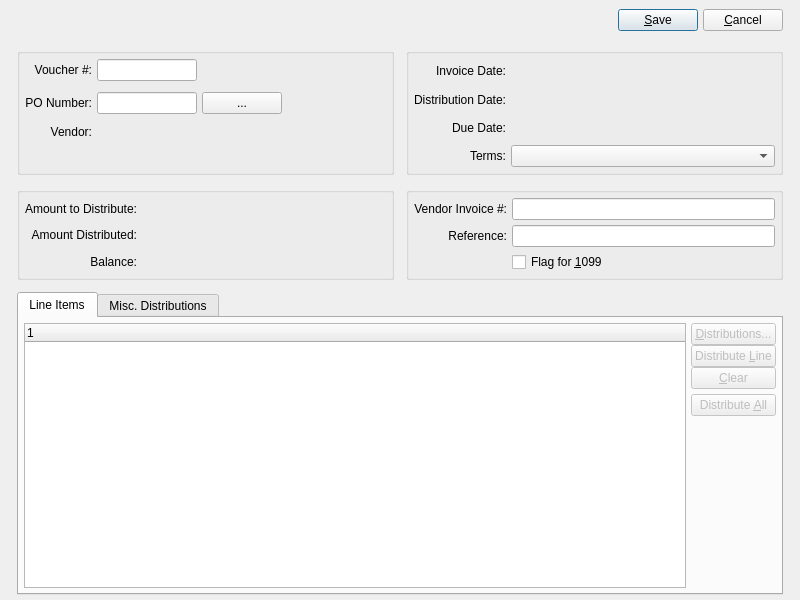
Old version of the form xtuple/trunk/guiclient/voucher.ui in the repository WooodHead/xtuple.
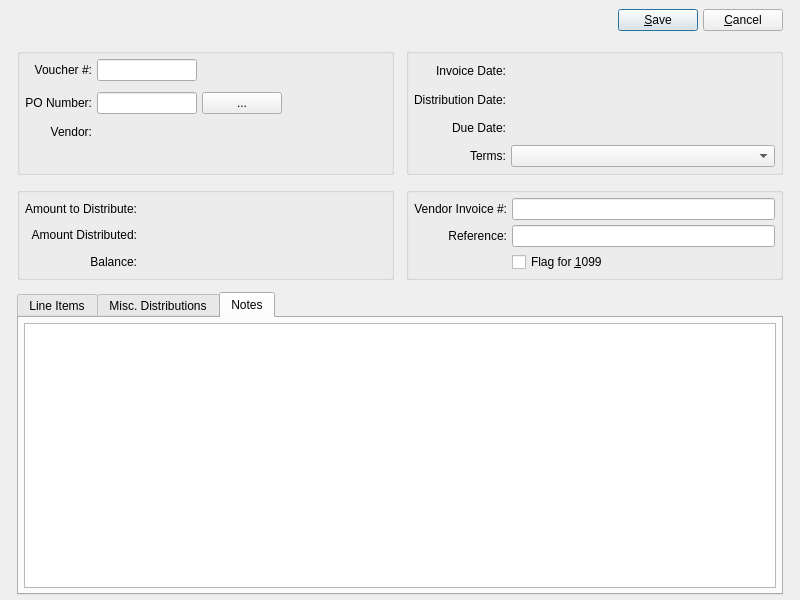
New version of the form. The open tabs and pages were chosen to show the change. Custom widgets are drawn as their Qt base class.

Commit message: Added a notes field to miscVoucher and voucher screens.

```diff
--- a/xtuple/trunk/guiclient/voucher.ui
+++ b/xtuple/trunk/guiclient/voucher.ui
@@ -718,6 +718,16 @@
          </item>
         </layout>
        </widget>
+       <widget class="QWidget" name="_notesTab" >
+        <attribute name="title" >
+         <string>Notes</string>
+        </attribute>
+        <layout class="QGridLayout" name="gridLayout" >
+         <item row="0" column="0" >
+          <widget class="QTextEdit" name="_notes" />
+         </item>
+        </layout>
+       </widget>
       </widget>
      </item>
     </layout>
```
Left out of the diff: 1 changed line with no effect on the pictures. The commit also changes 3 other files.
